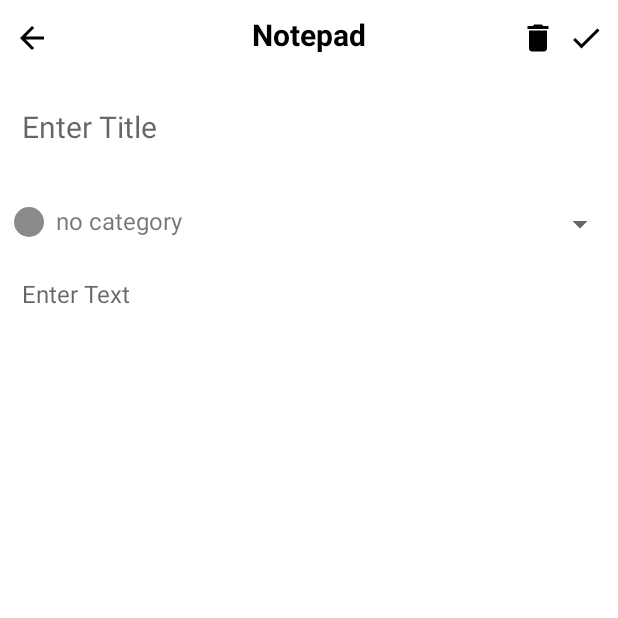
After one commit to Tunahandmr/NotepadKotlin, an Android app: the fragment UpdateFragment placed in its activity, on a phone screen of 412 x 824 dp, the top half of it. The commit adds this screen. Run offline under Robolectric (Android 15) with nearby library versions, the phone set to English and light mode, and no system bars; our stand-ins replace Room's generated code, navigation-ui; libraries missing offline, so code that uses them is left out: com.android.car; 3 statements that could not run were skipped.

Commit message:
Added update and delete features

```diff
--- a/app/src/main/java/com/tunahan/notepadkotlin/adapter/ListAdapter.kt
+++ b/app/src/main/java/com/tunahan/notepadkotlin/adapter/ListAdapter.kt
@@ -3,30 +3,43 @@ package com.tunahan.notepadkotlin.adapter
 import android.view.LayoutInflater
 import android.view.View
 import android.view.ViewGroup
+import androidx.navigation.Navigation
+import androidx.navigation.findNavController
 import androidx.recyclerview.widget.RecyclerView
 import com.tunahan.notepadkotlin.R
 import com.tunahan.notepadkotlin.model.Note
+import com.tunahan.notepadkotlin.view.MainFragmentDirections
 import kotlinx.android.synthetic.main.custom_row.view.*
 
 class ListAdapter:RecyclerView.Adapter<ListAdapter.MyViewHolder>() {
 
+    interface Listener{
+        fun onItemClick(noteModel: Note)
+    }
+
     private var notelist = emptyList<Note>()
-    class MyViewHolder(itemView:View):RecyclerView.ViewHolder(itemView) {
-
-    }
+    class MyViewHolder(itemView:View):RecyclerView.ViewHolder(itemView) {}
 
     override fun onCreateViewHolder(parent: ViewGroup, viewType: Int): MyViewHolder {
         return MyViewHolder(LayoutInflater.from(parent.context).inflate(R.layout.custom_row,parent,false))
+    }
+
+    override fun getItemCount(): Int {
+        return notelist.size
     }
 
     override fun onBindViewHolder(holder: MyViewHolder, position: Int) {
         val currentItem = notelist[position]
         holder.itemView.title_id.text = currentItem.title
         holder.itemView.note_id.text = currentItem.text
-    }
 
-    override fun getItemCount(): Int {
-        return notelist.size
+
+        holder.itemView.row_layout.setOnClickListener {
+            val action = MainFragmentDirections.actionMainFragmentToUpdateFragment(currentItem)
+            Navigation.findNavController(it).navigate(action)
+        }
+
+
     }
 
     fun setData(note: List<Note>){
--- a/app/src/main/java/com/tunahan/notepadkotlin/room/NoteDao.kt
+++ b/app/src/main/java/com/tunahan/notepadkotlin/room/NoteDao.kt
@@ -10,6 +10,12 @@ interface NoteDao {
     @Insert(onConflict = OnConflictStrategy.IGNORE)
     suspend fun addNote(note: Note)
 
+    @Update
+    suspend fun updateNote(note: Note)
+
+    @Delete
+    suspend fun deleteNote(note: Note)
+
     @Query("SELECT * FROM notes_table ORDER BY id ASC")
     fun readAllData(): LiveData<List<Note>>
 }
--- a/app/src/main/java/com/tunahan/notepadkotlin/view/MainFragment.kt
+++ b/app/src/main/java/com/tunahan/notepadkotlin/view/MainFragment.kt
@@ -4,11 +4,14 @@ import android.app.Activity
 import android.os.Bundle
 import android.view.*
 import androidx.activity.result.contract.ActivityResultContracts
+import androidx.appcompat.app.AppCompatDelegate
 import androidx.fragment.app.Fragment
+import androidx.fragment.app.viewModels
 import androidx.lifecycle.Observer
 import androidx.lifecycle.ViewModelProvider
 import androidx.navigation.Navigation
 import androidx.navigation.fragment.findNavController
+import androidx.navigation.fragment.navArgs
 import androidx.recyclerview.widget.LinearLayoutManager
 import androidx.recyclerview.widget.RecyclerView
 import com.tunahan.notepadkotlin.R
@@ -35,19 +38,24 @@ class MainFragment : Fragment() {
     override fun onCreateView(
         inflater: LayoutInflater, container: ViewGroup?,
         savedInstanceState: Bundle?
-    ): View? {
+    ): View {
         _binding = FragmentMainBinding.inflate(inflater, container, false)
         val view = binding.root
 
         //recyclerview
+
+
         val adapter = ListAdapter()
         val recyclerView = view.recyclerView
         recyclerView.adapter = adapter
         recyclerView.layoutManager = LinearLayoutManager(requireContext())
+
+
         //viewmodel
         mNoteViewModel = ViewModelProvider(this)[NoteViewModel::class.java]
         mNoteViewModel.readAllData.observe(viewLifecycleOwner, Observer { note->
             adapter.setData(note)
+
 
         })
         return view
@@ -57,18 +65,39 @@ class MainFragment : Fragment() {
     override fun onViewCreated(view: View, savedInstanceState: Bundle?) {
         super.onViewCreated(view, savedInstanceState)
 
+        registerForContextMenu(binding.searchView)
         setupCustomSpinner()
+
 
         binding.floatingActionButton.setOnClickListener {
             val action = MainFragmentDirections.actionMainFragmentToNoteFragment()
             Navigation.findNavController(it).navigate(action)
-           // findNavController().navigate(R.id.action_mainFragment_to_noteFragment)
         }
 
 
     }
 
 
+    override fun onCreateContextMenu(
+        menu: ContextMenu,
+        v: View,
+        menuInfo: ContextMenu.ContextMenuInfo?
+    ) {
+        super.onCreateContextMenu(menu, v, menuInfo)
+        MenuInflater(requireContext()).inflate(R.menu.pop_up_menu,menu)
+    }
+
+    override fun onContextItemSelected(item: MenuItem): Boolean {
+        when(item.itemId){
+            R.id.deleteNoteMenu->{
+                println("xx")
+            }
+
+        }
+        return super.onContextItemSelected(item)
+
+
+    }
 
     private fun setupCustomSpinner() {
         val adapter = NoteArrayAdapter(requireContext(), NoteTypes.Notes.list!!)
--- a/app/src/main/java/com/tunahan/notepadkotlin/view/NoteFragment.kt
+++ b/app/src/main/java/com/tunahan/notepadkotlin/view/NoteFragment.kt
@@ -26,7 +26,7 @@ class NoteFragment : Fragment() {
     override fun onCreateView(
         inflater: LayoutInflater, container: ViewGroup?,
         savedInstanceState: Bundle?
-    ): View? {
+    ): View {
         _binding = FragmentNoteBinding.inflate(inflater, container, false)
 
         mNoteViewModel = ViewModelProvider(this)[NoteViewModel::class.java]
@@ -42,7 +42,7 @@ class NoteFragment : Fragment() {
 
         if (inputCheck(title,note)){
             //create note object
-            val notes = Note(title,note,"august",0)
+            val notes = Note(0,title,note,"august",0)
             //add data to database
             mNoteViewModel.addNote(notes)
             Toast.makeText(requireContext(),"added succesfully",Toast.LENGTH_SHORT).show()
@@ -64,8 +64,6 @@ class NoteFragment : Fragment() {
         binding.backButton.setOnClickListener {
             findNavController().navigate(R.id.action_noteFragment_to_mainFragment)
         }
-
-
         setupCustomSpinner()
     }
 
--- /dev/null
+++ b/app/src/main/java/com/tunahan/notepadkotlin/view/UpdateFragment.kt
@@ -0,0 +1,108 @@
+package com.tunahan.notepadkotlin.view
+
+import android.app.AlertDialog
+import android.os.Bundle
+import android.text.TextUtils
+import androidx.fragment.app.Fragment
+import android.view.LayoutInflater
+import android.view.View
+import android.view.ViewGroup
+import android.widget.Toast
+import androidx.lifecycle.ViewModelProvider
+import androidx.navigation.fragment.findNavController
+import androidx.navigation.fragment.navArgs
+import com.android.car.ui.AlertDialogBuilder
+import com.tunahan.notepadkotlin.R
+import com.tunahan.notepadkotlin.adapter.NoteArrayAdapter
+import com.tunahan.notepadkotlin.databinding.FragmentUpdateBinding
+import com.tunahan.notepadkotlin.model.Note
+import com.tunahan.notepadkotlin.util.NoteTypes
+import com.tunahan.notepadkotlin.viewmodel.NoteViewModel
+import kotlinx.android.synthetic.main.fragment_update.*
+import kotlinx.android.synthetic.main.fragment_update.view.*
+
+
+class UpdateFragment : Fragment() {
+
+
+    private var _binding: FragmentUpdateBinding? = null
+    private val binding get() = _binding!!
+
+    private val args by navArgs<UpdateFragmentArgs>()
+    private lateinit var mNoteViewModel: NoteViewModel
+
+    override fun onCreateView(
+        inflater: LayoutInflater, container: ViewGroup?,
+        savedInstanceState: Bundle?
+    ): View {
+        _binding = FragmentUpdateBinding.inflate(inflater, container, false)
+
+        val view = binding.root
+
+        mNoteViewModel = ViewModelProvider(this)[NoteViewModel::class.java]
+
+        view.updateTitleEditText.setText(args.currentNote.title)
+        view.updateBodyEditText.setText(args.currentNote.text)
+
+        binding.saveButtonUpdate.setOnClickListener {
+            updateNote()
+        }
+        return view
+    }
+
+    private fun updateNote() {
+        val title = updateTitleEditText.text.toString()
+        val note = updateBodyEditText.text.toString()
+
+        if (inputCheck(title, note)) {
+
+            val updatedNote = Note(args.currentNote.id, title, note, "august", 0)
+            mNoteViewModel.updateNote(updatedNote)
+            Toast.makeText(requireContext(), "updated succesfully", Toast.LENGTH_SHORT).show()
+
+            findNavController().navigate(R.id.action_updateFragment_to_mainFragment)
+        } else {
+            Toast.makeText(requireContext(), "updated not succesfully!!!", Toast.LENGTH_SHORT)
+                .show()
+        }
+    }
+
+    private fun inputCheck(title: String, note: String): Boolean {
+        return !(TextUtils.isEmpty(title) && TextUtils.isEmpty(note))
+
+    }
+
+    override fun onViewCreated(view: View, savedInstanceState: Bundle?) {
+        super.onViewCreated(view, savedInstanceState)
+
+        binding.deleteButtonUpdate.setOnClickListener {
+            deleteNote()
+        }
+        setupCustomSpinner()
+    }
+
+    private fun deleteNote() {
+        val builder = AlertDialog.Builder(requireContext())
+        builder.setPositiveButton("yes") { _, _ ->
+            mNoteViewModel.deleteNote(args.currentNote)
+            Toast.makeText(requireContext(),"Succesfully removed: ${args.currentNote.title}",Toast.LENGTH_SHORT).show()
+            findNavController().navigate(R.id.action_updateFragment_to_mainFragment)
+        }
+        builder.setNegativeButton("No") { _, _ -> }
+        builder.setTitle("Delete ${args.currentNote.title}?")
+        builder.setMessage("Are you sure?")
+        builder.create().show()
+    }
+
+    private fun setupCustomSpinner() {
+        val adapter = NoteArrayAdapter(requireContext(), NoteTypes.Notes.list!!)
+        binding.updateSpinner.adapter = adapter
+    }
+
+    override fun onDestroyView() {
+        super.onDestroyView()
+        _binding = null
+
+    }
+
+}
--- /dev/null
+++ b/app/src/main/res/drawable/ic_light.xml
@@ -0,0 +1,5 @@
+<vector android:height="24dp" android:tint="#000000"
+    android:viewportHeight="24" android:viewportWidth="24"
+    android:width="24dp" xmlns:android="http://schemas.android.com/apk/res/android">
+    <path android:fillColor="@android:color/white" android:pathData="M6.76,4.84l-1.8,-1.79 -1.41,1.41 1.79,1.79 1.42,-1.41zM4,10.5L1,10.5v2h3v-2zM13,0.55h-2L11,3.5h2L13,0.55zM20.45,4.46l-1.41,-1.41 -1.79,1.79 1.41,1.41 1.79,-1.79zM17.24,18.16l1.79,1.8 1.41,-1.41 -1.8,-1.79 -1.4,1.4zM20,10.5v2h3v-2h-3zM12,5.5c-3.31,0 -6,2.69 -6,6s2.69,6 6,6 6,-2.69 6,-6 -2.69,-6 -6,-6zM11,22.45h2L13,19.5h-2v2.95zM3.55,18.54l1.41,1.41 1.79,-1.8 -1.41,-1.41 -1.79,1.8z"/>
+</vector>
--- /dev/null
+++ b/app/src/main/res/drawable/ic_night.xml
@@ -0,0 +1,6 @@
+<vector android:height="24dp" android:tint="#000000"
+    android:viewportHeight="24" android:viewportWidth="24"
+    android:width="24dp" xmlns:android="http://schemas.android.com/apk/res/android">
+    <path android:fillColor="@android:color/white" android:pathData="M11.1,12.08C8.77,7.57 10.6,3.6 11.63,2.01C6.27,2.2 1.98,6.59 1.98,12c0,0.14 0.02,0.28 0.02,0.42C2.62,12.15 3.29,12 4,12c1.66,0 3.18,0.83 4.1,2.15C9.77,14.63 11,16.17 11,18c0,1.52 -0.87,2.83 -2.12,3.51c0.98,0.32 2.03,0.5 3.11,0.5c3.5,0 6.58,-1.8 8.37,-4.52C18,17.72 13.38,16.52 11.1,12.08z"/>
+    <path android:fillColor="@android:color/white" android:pathData="M7,16l-0.18,0C6.4,14.84 5.3,14 4,14c-1.66,0 -3,1.34 -3,3s1.34,3 3,3c0.62,0 2.49,0 3,0c1.1,0 2,-0.9 2,-2C9,16.9 8.1,16 7,16z"/>
+</vector>
--- a/app/src/main/res/layout/custom_row.xml
+++ b/app/src/main/res/layout/custom_row.xml
@@ -1,7 +1,9 @@
 <?xml version="1.0" encoding="utf-8"?>
 <androidx.constraintlayout.widget.ConstraintLayout xmlns:android="http://schemas.android.com/apk/res/android"
     android:layout_width="match_parent"
-    android:layout_height="wrap_content">
+    android:layout_height="wrap_content"
+    android:id="@+id/row_layout"
+    >
 
     <LinearLayout
         android:layout_width="match_parent"
--- a/app/src/main/res/layout/fragment_main.xml
+++ b/app/src/main/res/layout/fragment_main.xml
@@ -9,6 +9,7 @@
     tools:context=".view.MainFragment">
 
     <TextView
+        android:id="@+id/textView2"
         android:layout_width="match_parent"
         android:layout_height="wrap_content"
         android:layout_marginTop="8dp"
@@ -20,6 +21,7 @@
         app:layout_constraintEnd_toEndOf="parent"
         app:layout_constraintStart_toStartOf="parent"
         app:layout_constraintTop_toTopOf="parent" />
+
 
     <androidx.recyclerview.widget.RecyclerView
         android:id="@+id/recyclerView"
--- /dev/null
+++ b/app/src/main/res/layout/fragment_update.xml
@@ -0,0 +1,145 @@
+<?xml version="1.0" encoding="utf-8"?>
+<androidx.constraintlayout.widget.ConstraintLayout xmlns:android="http://schemas.android.com/apk/res/android"
+    xmlns:tools="http://schemas.android.com/tools"
+    android:layout_width="match_parent"
+    android:layout_height="match_parent"
+    xmlns:app="http://schemas.android.com/apk/res-auto"
+    tools:context=".view.UpdateFragment">
+
+
+    <ImageView
+        android:id="@+id/back_button_update"
+        android:layout_width="wrap_content"
+        android:layout_height="wrap_content"
+        android:layout_marginStart="8dp"
+        android:layout_marginTop="8dp"
+        android:background="?selectableItemBackgroundBorderless"
+        android:clickable="true"
+        android:src="@drawable/ic_baseline_arrow_back_24"
+        app:layout_constraintBottom_toTopOf="@+id/linearLayout"
+        app:layout_constraintStart_toStartOf="parent"
+        app:layout_constraintTop_toTopOf="parent" />
+
+    <TextView
+        android:layout_width="match_parent"
+        android:layout_height="wrap_content"
+        android:layout_marginTop="8dp"
+        android:text="Notepad"
+        android:textAlignment="center"
+        android:textColor="@color/black"
+        android:textSize="20sp"
+        android:textStyle="bold"
+        app:layout_constraintEnd_toEndOf="parent"
+        app:layout_constraintStart_toStartOf="parent"
+        app:layout_constraintTop_toTopOf="parent" />
+
+    <ImageView
+        android:id="@+id/delete_button_update"
+        android:layout_width="wrap_content"
+        android:layout_height="wrap_content"
+        android:layout_marginTop="8dp"
+        android:layout_marginEnd="8dp"
+        android:background="?selectableItemBackgroundBorderless"
+        android:clickable="true"
+        android:src="@drawable/ic_baseline_delete_24"
+        app:layout_constraintBottom_toTopOf="@+id/linearLayout"
+        app:layout_constraintEnd_toStartOf="@+id/save_button_update"
+        app:layout_constraintTop_toTopOf="parent" />
+
+    <ImageView
+        android:id="@+id/save_button_update"
+        android:layout_width="wrap_content"
+        android:layout_height="wrap_content"
+        android:layout_marginTop="8dp"
+        android:layout_marginEnd="8dp"
+        android:background="?selectableItemBackgroundBorderless"
+        android:clickable="true"
+        android:src="@drawable/ic_baseline_check_24"
+        app:layout_constraintBottom_toTopOf="@+id/linearLayout"
+        app:layout_constraintEnd_toEndOf="parent"
+        app:layout_constraintTop_toTopOf="parent" />
+
+
+    <LinearLayout
+        android:id="@+id/linearLayout"
+        android:layout_width="0dp"
+        android:layout_height="0dp"
+        android:layout_marginTop="40dp"
+        android:orientation="vertical"
+        app:layout_constraintBottom_toBottomOf="parent"
+        app:layout_constraintEnd_toEndOf="parent"
+        app:layout_constraintStart_toStartOf="parent"
+        app:layout_constraintTop_toTopOf="parent">
+
+
+        <androidx.cardview.widget.CardView
+            android:layout_width="match_parent"
+            android:layout_height="0dp"
+            android:layout_weight="4"
+            app:cardElevation="0dp">
+
+            <androidx.constraintlayout.widget.ConstraintLayout
+                android:layout_width="match_parent"
+                android:layout_height="match_parent"
+                android:layout_margin="5dp"
+                >
+
+                <EditText
+                    android:id="@+id/updateTitleEditText"
+                    android:layout_width="match_parent"
+                    android:layout_height="match_parent"
+                    android:layout_margin="8dp"
+                    android:background="@null"
+                    android:hint="Enter Title"
+                    android:maxLength="30"
+                    android:textSize="20sp"
+                    app:layout_constraintEnd_toEndOf="parent"
+                    app:layout_constraintStart_toStartOf="parent"
+                    app:layout_constraintTop_toTopOf="parent" />
+            </androidx.constraintlayout.widget.ConstraintLayout>
+
+
+        </androidx.cardview.widget.CardView>
+
+        <Spinner
+            android:id="@+id/updateSpinner"
+            android:layout_width="match_parent"
+            android:layout_height="0dp"
+            android:layout_weight="2" />
+
+
+        <androidx.cardview.widget.CardView
+            android:layout_width="match_parent"
+            android:layout_height="0dp"
+            android:layout_weight="30"
+            app:cardElevation="0dp">
+
+            <androidx.constraintlayout.widget.ConstraintLayout
+                android:layout_width="match_parent"
+                android:layout_height="match_parent"
+                android:layout_margin="5dp"
+                >
+
+                <EditText
+                    android:id="@+id/updateBodyEditText"
+                    android:layout_width="match_parent"
+                    android:layout_height="match_parent"
+                    android:layout_margin="8dp"
+                    android:background="@null"
+                    android:gravity="start"
+                    android:hint="Enter Text"
+                    android:textSize="16sp"
+                    app:layout_constraintEnd_toEndOf="parent"
+                    app:layout_constraintStart_toStartOf="parent"
+                    app:layout_constraintTop_toTopOf="parent" />
+
+
+            </androidx.constraintlayout.widget.ConstraintLayout>
+
+
+        </androidx.cardview.widget.CardView>
+
+
+    </LinearLayout>
+
+</androidx.constraintlayout.widget.ConstraintLayout>
--- a/app/src/main/res/navigation/my_nav.xml
+++ b/app/src/main/res/navigation/my_nav.xml
@@ -13,6 +13,9 @@
         <action
             android:id="@+id/action_mainFragment_to_noteFragment"
             app:destination="@id/noteFragment" />
+        <action
+            android:id="@+id/action_mainFragment_to_updateFragment"
+            app:destination="@id/updateFragment" />
     </fragment>
     <fragment
         android:id="@+id/noteFragment"
@@ -24,4 +27,16 @@
             app:destination="@id/mainFragment" />
 
     </fragment>
+    <fragment
+        android:id="@+id/updateFragment"
+        android:name="com.tunahan.notepadkotlin.view.UpdateFragment"
+        android:label="fragment_update"
+        tools:layout="@layout/fragment_update" >
+        <action
+            android:id="@+id/action_updateFragment_to_mainFragment"
+            app:destination="@id/mainFragment" />
+        <argument
+            android:name="currentNote"
+            app:argType="com.tunahan.notepadkotlin.model.Note" />
+    </fragment>
 </navigation>
```
Also changed, not shown: app/src/main/java/com/tunahan/notepadkotlin/model/Note.kt (+6 -5 lines), app/src/main/java/com/tunahan/notepadkotlin/util/NoteRepository.kt (+8 -0 lines), app/src/main/java/com/tunahan/notepadkotlin/viewmodel/NoteViewModel.kt (+13 -2 lines).
